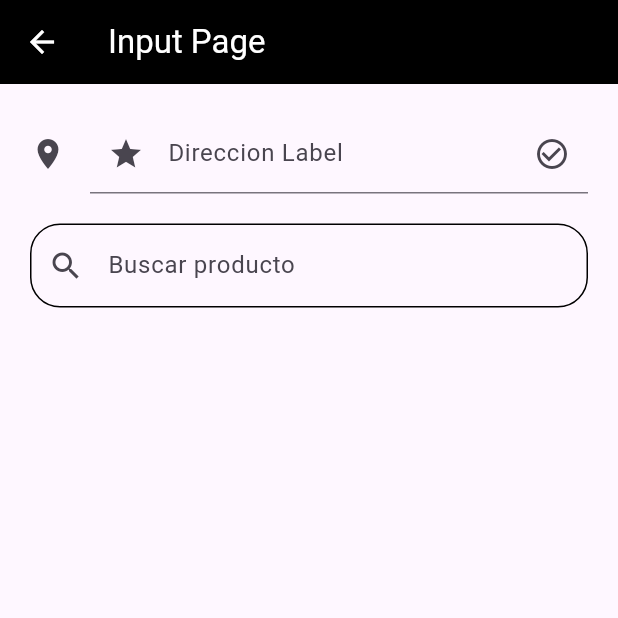
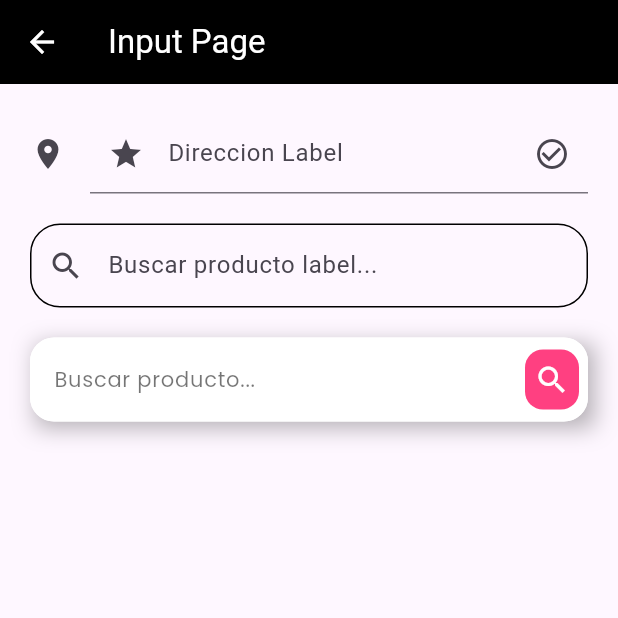
Before and after one commit to KeingCasabona/Tecsup-semana6-flutter_codigo_components, a Flutter app: the InputPage screen opened directly, on a phone screen of 412 x 824 dp, the top half of it. Run offline on Flutter 3.47's test engine with Material 3 defaults, Android fonts, the phone set to English and light mode, and no system bars; our stand-ins replace google_fonts; network calls fail.

Commit message:
feat: Add TextFields2

```diff
--- a/lib/pages/avatar_page.dart
+++ b/lib/pages/avatar_page.dart
@@ -28,7 +28,8 @@ class AvatarPage extends StatelessWidget {
         children: [
           FadeInImage(
             image: NetworkImage(
-                'https://images.pexels.com/photos/91227/pexels-photo-91227.jpeg?auto=compress&cs=tinysrgb&w=1260&h=750&dpr=1'),
+              'https://images.pexels.com/photos/91227/pexels-photo-91227.jpeg?auto=compress&cs=tinysrgb&w=1260&h=750&dpr=1',
+            ),
             placeholder: AssetImage('assets/gif/loading.gif'),
             fit: BoxFit.cover,
             fadeInDuration: Duration(milliseconds: 1300),
--- a/lib/pages/input_page.dart
+++ b/lib/pages/input_page.dart
@@ -1,5 +1,9 @@
 import 'package:flutter/cupertino.dart';
 import 'package:flutter/material.dart';
+import 'package:flutter/painting.dart';
+import 'package:flutter/rendering.dart';
+import 'package:flutter/widgets.dart';
+import 'package:google_fonts/google_fonts.dart';
 
 class InputPage extends StatelessWidget {
   const InputPage({super.key});
@@ -44,7 +48,7 @@ class InputPage extends StatelessWidget {
             SizedBox(height: 20),
             TextField(
               decoration: InputDecoration(
-                hintText: 'Buscar producto',
+                //hintText: 'Buscar producto',
                 prefixIcon: Icon(Icons.search),
                 focusedBorder: OutlineInputBorder(
                   borderSide: BorderSide(
@@ -60,10 +64,59 @@ class InputPage extends StatelessWidget {
                   ),
                   borderRadius: BorderRadius.circular(20),
                 ),
+                label: Text('Buscar producto label...'),
               ),
               onChanged: (String value) {
                 print(value);
               },
+            ),
+            SizedBox(
+              height: 20,
+            ),
+            Container(
+              decoration: BoxDecoration(
+                boxShadow: [
+                  BoxShadow(
+                    color: Colors.black.withOpacity(0.3),
+                    offset: Offset(4, 4),
+                    blurRadius: 12,
+                  )
+                ],
+              ),
+              child: TextField(
+                decoration: InputDecoration(
+                  hintText: 'Buscar producto...',
+                  hintStyle: GoogleFonts.poppins(
+                    color: Colors.black54,
+                    fontSize: 14,
+                  ),
+                  filled: true,
+                  fillColor: Colors.white,
+                  suffixIcon: Container(
+                    margin: EdgeInsets.symmetric(horizontal: 6, vertical: 4),
+                    child: Icon(
+                      Icons.search,
+                      color: Colors.white,
+                    ),
+                    decoration: BoxDecoration(
+                      color: Colors.pinkAccent,
+                      borderRadius: BorderRadius.circular(12),
+                    ),
+                  ),
+                  enabledBorder: OutlineInputBorder(
+                    borderRadius: BorderRadius.circular(16),
+                    borderSide: BorderSide(
+                      color: Colors.white,
+                    ),
+                  ),
+                  focusedBorder: OutlineInputBorder(
+                    borderRadius: BorderRadius.circular(16),
+                    borderSide: BorderSide(
+                      color: Colors.white,
+                    ),
+                  ),
+                ),
+              ),
             ),
           ],
         ),
```
